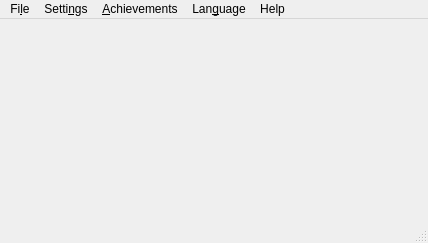
The window that ui/mainwindow.ui (tdauth/gustavsfairyland) describes before a commit, drawn with Qt 5.
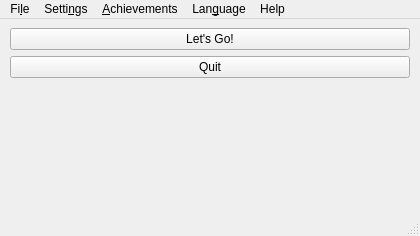
The same window after the commit.

Commit message: Fixed Android installation, fixed timer state, fixed Android translations dir, added quick buttons,

```diff
--- a/ui/mainwindow.ui
+++ b/ui/mainwindow.ui
@@ -6,8 +6,8 @@
    <rect>
     <x>0</x>
     <y>0</y>
-    <width>428</width>
-    <height>243</height>
+    <width>420</width>
+    <height>236</height>
    </rect>
   </property>
   <property name="windowTitle">
@@ -21,17 +21,7 @@
     </sizepolicy>
    </property>
    <layout class="QGridLayout" name="gridLayout_4">
-    <item row="2" column="0" rowspan="5">
-     <layout class="QVBoxLayout" name="verticalLayout">
-      <item>
-       <layout class="QHBoxLayout" name="horizontalLayout_2"/>
-      </item>
-      <item>
-       <layout class="QGridLayout" name="centralLayout"/>
-      </item>
-     </layout>
-    </item>
-    <item row="0" column="0">
+    <item row="2" column="0">
      <widget class="QLabel" name="timeLabel">
       <property name="sizePolicy">
        <sizepolicy hsizetype="Preferred" vsizetype="Fixed">
@@ -52,7 +42,7 @@
       </property>
      </widget>
     </item>
-    <item row="1" column="0">
+    <item row="3" column="0">
      <widget class="QLabel" name="descriptionLabel">
       <property name="sizePolicy">
        <sizepolicy hsizetype="Preferred" vsizetype="Fixed">
@@ -73,6 +63,42 @@
       </property>
      </widget>
     </item>
+    <item row="1" column="0">
+     <widget class="QPushButton" name="quitPushButton">
+      <property name="text">
+       <string>Quit</string>
+      </property>
+     </widget>
+    </item>
+    <item row="0" column="0">
+     <widget class="QPushButton" name="quickGamePushButton">
+      <property name="maximumSize">
+       <size>
+        <width>400</width>
+        <height>16777215</height>
+       </size>
+      </property>
+      <property name="text">
+       <string>Let's Go!</string>
+      </property>
+     </widget>
+    </item>
+    <item row="4" column="0">
+     <widget class="QWidget" name="gameAreaWidget" native="true">
+      <layout class="QVBoxLayout" name="verticalLayout_2">
+       <item>
+        <layout class="QVBoxLayout" name="verticalLayout">
+         <item>
+          <layout class="QHBoxLayout" name="horizontalLayout_2"/>
+         </item>
+         <item>
+          <layout class="QGridLayout" name="centralLayout"/>
+         </item>
+        </layout>
+       </item>
+      </layout>
+     </widget>
+    </item>
    </layout>
   </widget>
   <widget class="QMenuBar" name="menubar">
@@ -80,7 +106,7 @@
     <rect>
      <x>0</x>
      <y>0</y>
-     <width>428</width>
+     <width>420</width>
      <height>27</height>
     </rect>
    </property>
```
The commit also changes 5 other files.
